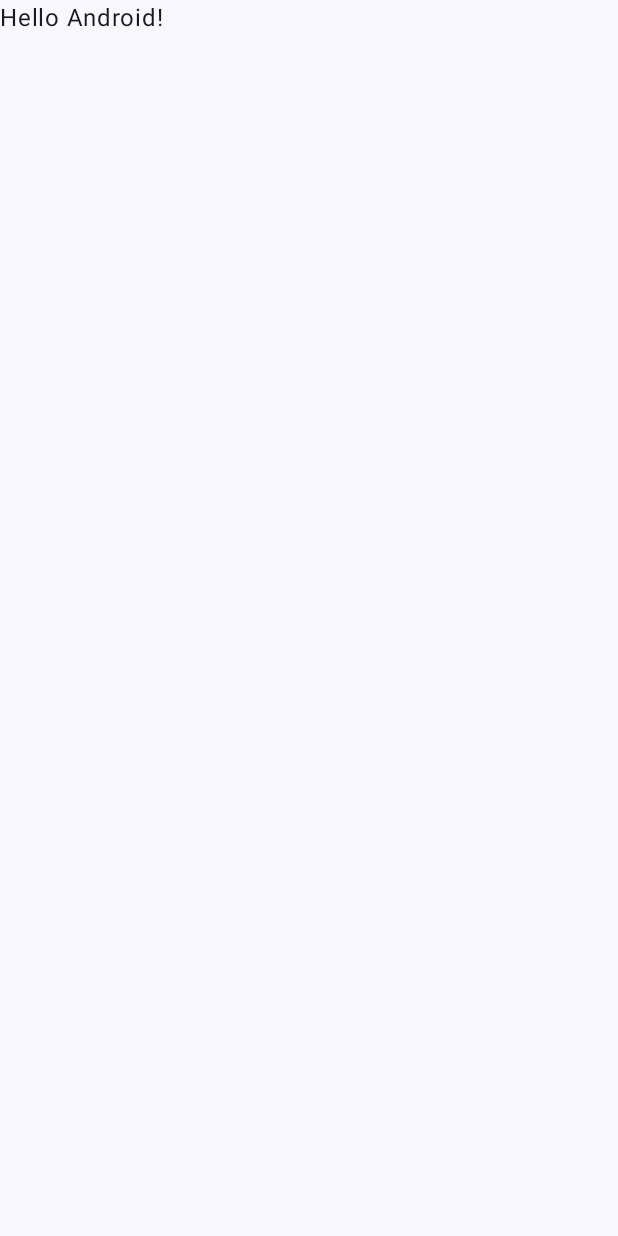
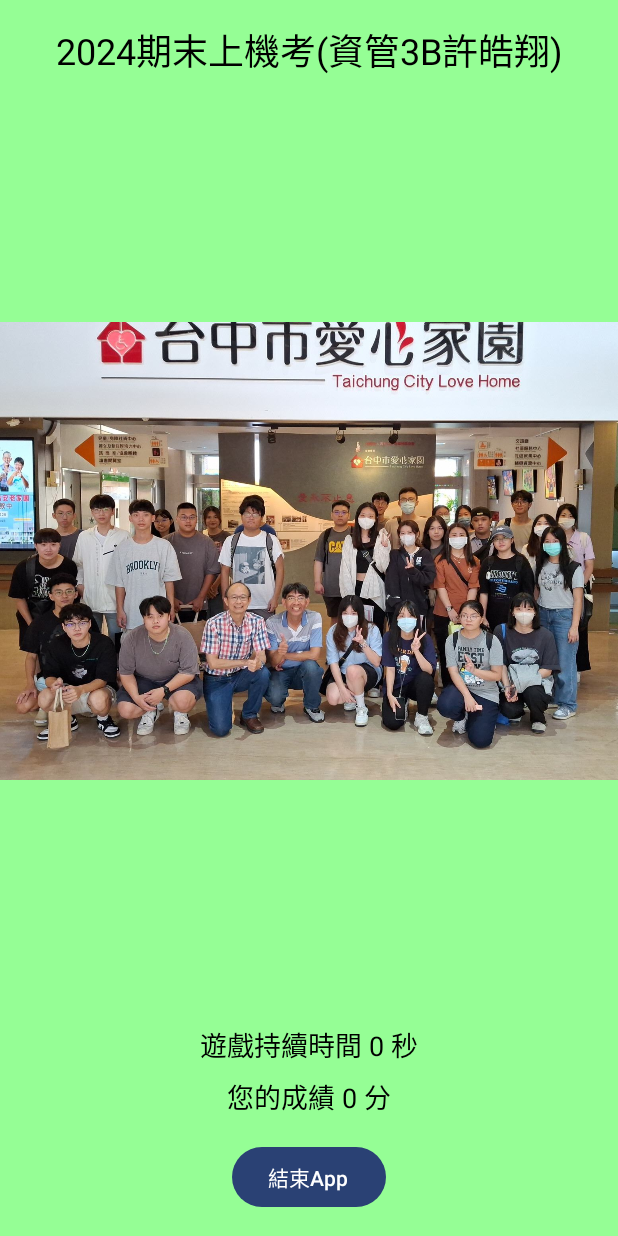
Before and after one commit to DL77777/s1114707V4, an Android app built with Jetpack Compose: the screen it shows after launch (MainActivity), on a phone screen of 412 x 824 dp. Before the commit the screen is almost empty. Run offline under Robolectric (Android 15) with nearby library versions, the phone set to English and light mode, and no system bars.

Commit message:
V2-許皓翔

```diff
--- a/app/src/main/java/com/example/s1114707/MainActivity.kt
+++ b/app/src/main/java/com/example/s1114707/MainActivity.kt
@@ -4,46 +4,107 @@ import android.content.pm.ActivityInfo
 import android.os.Bundle
 import androidx.activity.ComponentActivity
 import androidx.activity.compose.setContent
-import androidx.activity.enableEdgeToEdge
-import androidx.compose.foundation.layout.fillMaxSize
-import androidx.compose.foundation.layout.padding
-import androidx.compose.material3.Scaffold
+import androidx.compose.foundation.background
+import androidx.compose.foundation.layout.*
+import androidx.compose.material3.Button
 import androidx.compose.material3.Text
 import androidx.compose.runtime.Composable
+import androidx.compose.ui.Alignment
 import androidx.compose.ui.Modifier
+import androidx.compose.ui.graphics.Color
 import androidx.compose.ui.tooling.preview.Preview
+import androidx.compose.ui.unit.dp
+import androidx.compose.ui.unit.sp
+import android.widget.Toast
+import androidx.compose.ui.platform.LocalContext
 import com.example.s1114707.ui.theme.S1114707Theme
+import androidx.compose.foundation.Image
+import androidx.compose.ui.res.painterResource
+import android.app.Activity
 
 class MainActivity : ComponentActivity() {
     override fun onCreate(savedInstanceState: Bundle?) {
         super.onCreate(savedInstanceState)
-        enableEdgeToEdge()
+
+        // 設定螢幕方向為直向
+        requestedOrientation = ActivityInfo.SCREEN_ORIENTATION_PORTRAIT
+
+        // 設定 UI 組件，這裡調用 setContent
         setContent {
             S1114707Theme {
-                Scaffold(modifier = Modifier.fillMaxSize()) { innerPadding ->
-                    setRequestedOrientation(ActivityInfo.SCREEN_ORIENTATION_PORTRAIT);
-                    Greeting(
-                        name = "Android",
-                        modifier = Modifier.padding(innerPadding)
-                    )
-                }
+                MyApp() // 在 setContent 中調用 @Composable 函數
             }
         }
     }
 }
 
 @Composable
-fun Greeting(name: String, modifier: Modifier = Modifier) {
-    Text(
-        text = "Hello $name!",
-        modifier = modifier
-    )
+fun MyApp() {
+    Box(
+        modifier = Modifier
+            .background(Color(0xff95fe95)) // 設定背景顏色
+            .fillMaxSize() // 使 Box 充滿螢幕
+    ) {
+        Column(
+            modifier = Modifier
+                .fillMaxSize() // 讓 Column 佔據整個螢幕
+                .wrapContentSize(Alignment.Center), // 垂直排列並且置中對齊
+            horizontalAlignment = Alignment.CenterHorizontally
+        ) {
+            Text(
+                text = "2024期末上機考(資管3B許皓翔)",
+                style = androidx.compose.ui.text.TextStyle(fontSize = 24.sp)
+            )
+
+            Spacer(modifier = Modifier.height(16.dp))
+
+            // 顯示圖片，根據班級選擇對應圖片
+            val imageResource = painterResource(id = R.drawable.class_b) // 更改為 class_a 或 class_b 取決於班級
+            Image(
+                painter = imageResource,
+                contentDescription = "Class Image",
+                modifier = Modifier.size(600.dp) // 圖片大小
+            )
+
+            Spacer(modifier = Modifier.height(16.dp))
+
+            Text(
+                text = "遊戲持續時間 0 秒",
+                style = androidx.compose.ui.text.TextStyle(fontSize = 18.sp)
+            )
+
+            Spacer(modifier = Modifier.height(8.dp))
+
+            Text(
+                text = "您的成績 0 分",
+                style = androidx.compose.ui.text.TextStyle(fontSize = 18.sp)
+            )
+
+            Spacer(modifier = Modifier.height(16.dp))
+
+            Button(
+                onClick = {
+                    // 使用 LocalContext.current 並將其轉換為 Activity
+                    val context = LocalContext
+                    if (context is Activity) {
+                        // 結束應用程式
+                        Toast.makeText(context, "應用程式將關閉", Toast.LENGTH_SHORT).show()
+                        context.finish()  // 正確調用 finish() 來關閉 Activity
+                    }
+                    // 如果 finish() 不生效，可以強制結束應用
+                    System.exit(0)  // 強制退出應用
+                }
+            ) {
+                Text(text = "結束App")
+            }
+        }
+    }
 }
 
 @Preview(showBackground = true)
 @Composable
-fun GreetingPreview() {
+fun DefaultPreview() {
     S1114707Theme {
-        Greeting("Android")
+        MyApp() // 在預覽中調用 @Composable 函數
     }
 }
```
